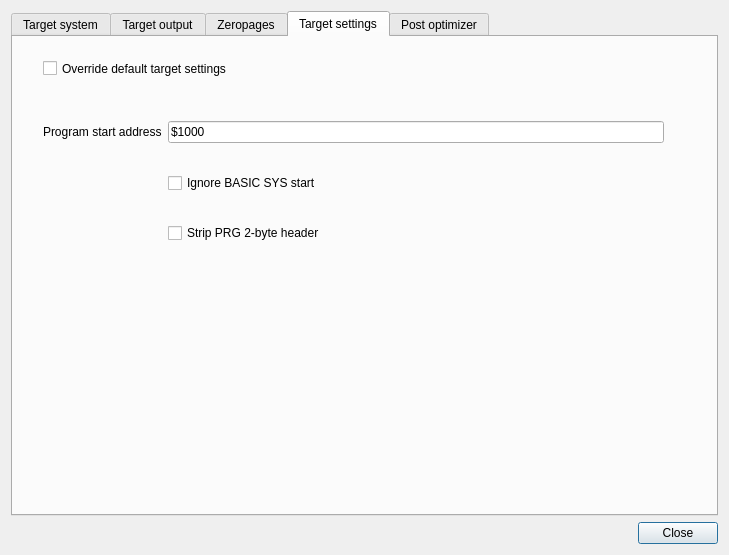
Above: source/dialogprojectsettings.ui from leuat/TRSE before the change. Below: the same form after it.
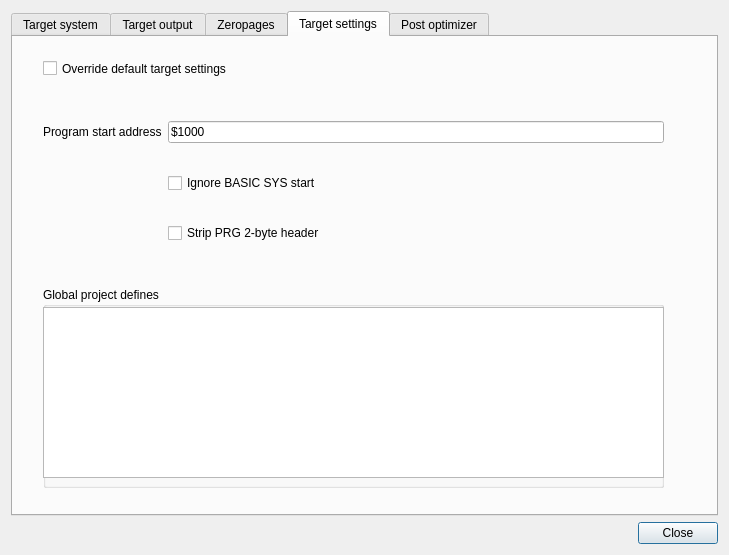
That is the form after the change. The open tabs and pages were chosen to show the change.

Commit message: Added global project definitions settings

```diff
--- a/source/dialogprojectsettings.ui
+++ b/source/dialogprojectsettings.ui
@@ -738,6 +738,29 @@
           <string>Override default target settings</string>
          </property>
         </widget>
+        <widget class="QGroupBox" name="groupBox_3">
+         <property name="geometry">
+          <rect>
+           <x>30</x>
+           <y>250</y>
+           <width>621</width>
+           <height>201</height>
+          </rect>
+         </property>
+         <property name="title">
+          <string>Global project defines</string>
+         </property>
+         <widget class="QPlainTextEdit" name="txtGlobalDefines">
+          <property name="geometry">
+           <rect>
+            <x>0</x>
+            <y>20</y>
+            <width>621</width>
+            <height>171</height>
+           </rect>
+          </property>
+         </widget>
+        </widget>
        </widget>
        <widget class="QWidget" name="tab_4">
         <attribute name="title">
```
Left out of the diff: 2 changed lines with no effect on the pictures. The commit also changes 7 other files.
